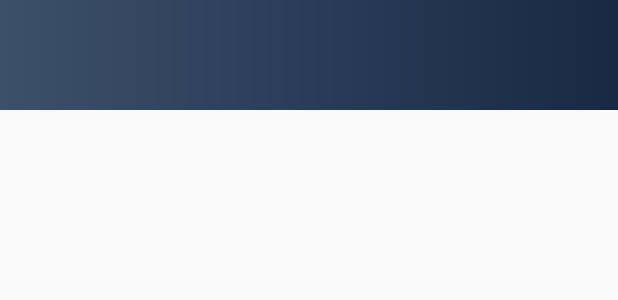
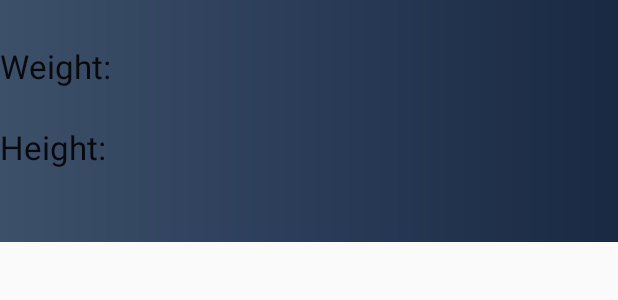
Before and after one commit to aspalacios/ProyectoFinalMoviles, an Android app: the layout activity_item_body.xml on its own in the app's theme, with its tools: preview values and no code run, on a phone screen of 412 x 824 dp. Shown: the top 300 px of the screen. Run offline under Robolectric (Android 15) with nearby library versions, the phone set to English and light mode, and no system bars.

```diff
--- a/app/src/main/res/layout/activity_body.xml
+++ b/app/src/main/res/layout/activity_body.xml
@@ -4,7 +4,8 @@
     xmlns:tools="http://schemas.android.com/tools"
     android:layout_width="match_parent"
     android:layout_height="match_parent"
-    tools:context=".activities.Body">
+    tools:context=".activities.Body"
+    android:background="@drawable/gradient">
 
     <android.support.v4.widget.SwipeRefreshLayout
         android:id="@+id/swipeRefreshLayoutBody"
--- a/app/src/main/res/layout/activity_item_body.xml
+++ b/app/src/main/res/layout/activity_item_body.xml
@@ -12,7 +12,15 @@
         android:id="@+id/idBody"
         android:layout_width="match_parent"
         android:layout_height="wrap_content"
-        android:textAppearance="@style/Base.TextAppearance.AppCompat.Large" />
+        android:textAppearance="@style/Base.TextAppearance.AppCompat.Large"
+        android:visibility="invisible"/>
+
+    <TextView
+        android:text="Weight: "
+        android:layout_width="match_parent"
+        android:layout_height="wrap_content"
+        android:textAppearance="@style/Base.TextAppearance.AppCompat.Large"
+        />
 
     <TextView
         android:id="@+id/weight"
@@ -21,9 +29,23 @@
         android:textAppearance="@style/Base.TextAppearance.AppCompat.Medium" />
 
     <TextView
+        android:text="Height: "
+        android:layout_width="match_parent"
+        android:layout_height="wrap_content"
+        android:textAppearance="@style/Base.TextAppearance.AppCompat.Large"
+        />
+
+    <TextView
         android:id="@+id/height"
         android:layout_width="match_parent"
-        android:layout_height="wrap_content" />
+        android:layout_height="wrap_content"
+        />
 
+    <TextView
+        android:text=" "
+        android:layout_width="match_parent"
+        android:layout_height="wrap_content"
+        android:textAppearance="@style/Base.TextAppearance.AppCompat.Large"
+        />
 
 </LinearLayout>
```
